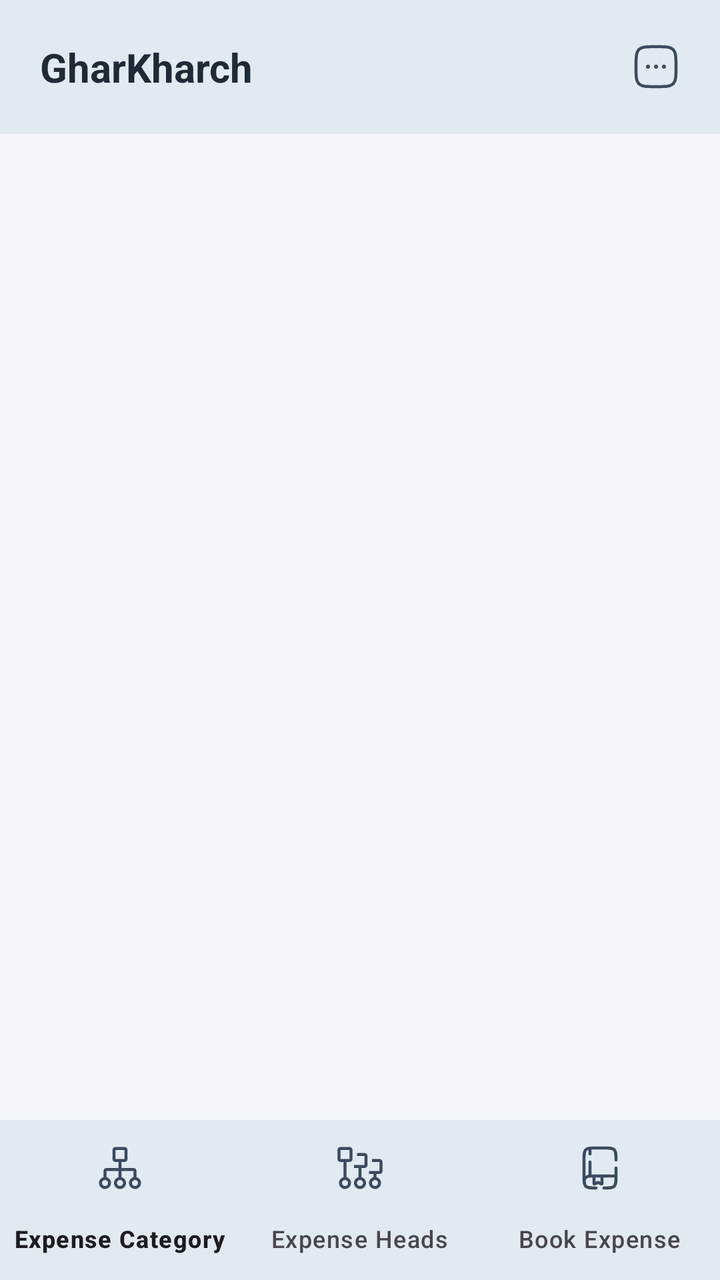
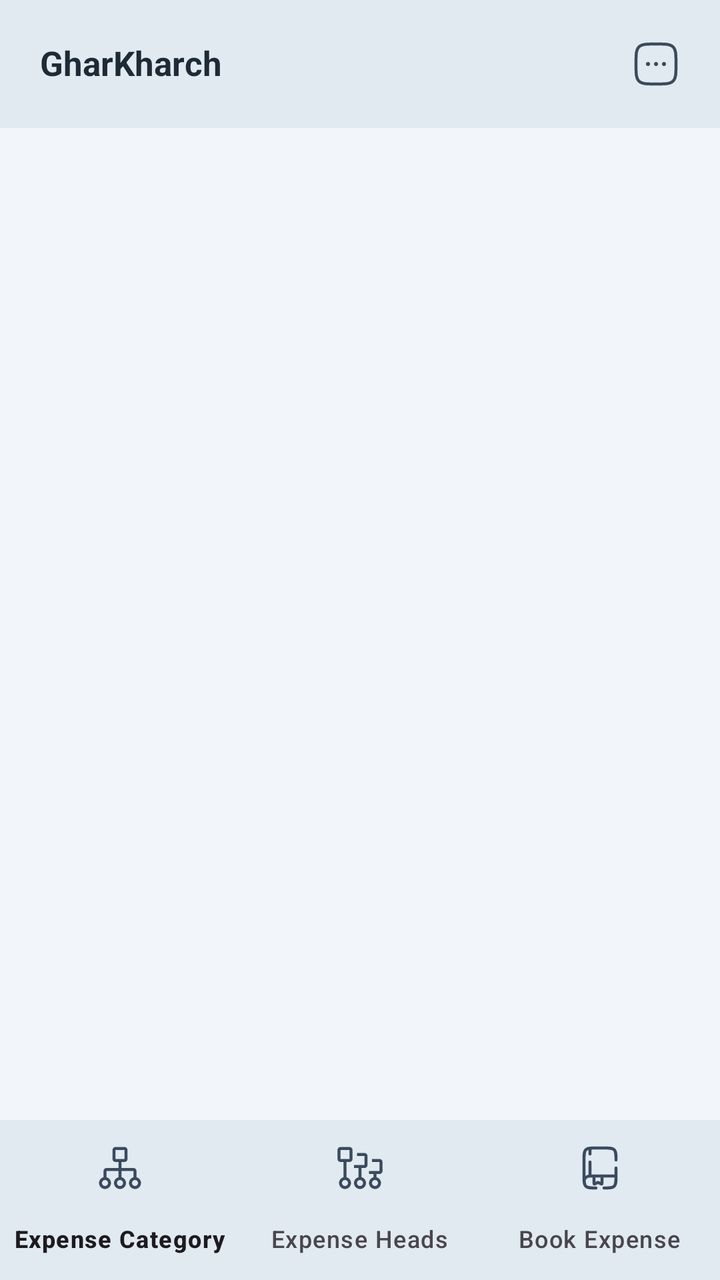

Screens rendered from an Android XML layout before and after an edit, with the pre-edit source and the edit as a unified diff.
<!-- AndroidManifest.xml: application theme Theme.GharKharch -->
<!-- res/layout/activity_main.xml -->
<?xml version="1.0" encoding="utf-8"?>
<androidx.drawerlayout.widget.DrawerLayout xmlns:android="http://schemas.android.com/apk/res/android"
    xmlns:app="http://schemas.android.com/apk/res-auto"
    xmlns:tools="http://schemas.android.com/tools"
    android:id="@+id/landing_page"
    android:layout_width="match_parent"
    android:layout_height="match_parent"
    tools:context=".MainActivity">

    <LinearLayout
        android:id="@+id/content_panel"
        android:layout_width="match_parent"
        android:layout_height="match_parent"
        android:background="@color/backgroundColorVariant"
        android:fitsSystemWindows="true"
        android:orientation="vertical">

        <FrameLayout
            android:layout_width="match_parent"
            android:layout_height="wrap_content"
            android:background="@color/backgroundColorVariant">

            <TextView
                android:id="@+id/page_title"
                android:layout_width="match_parent"
                android:layout_height="wrap_content"
                android:padding="@dimen/padding_xlarge"
                android:text="@string/app_name"
                android:textColor="@color/primaryTextColor"
                android:textSize="@dimen/text_size_heading"
                android:textStyle="bold" />

            <ImageView
                android:id="@+id/menu_button"
                android:layout_width="wrap_content"
                android:layout_height="wrap_content"
                android:layout_gravity="center|end"
                android:importantForAccessibility="no"
                android:padding="@dimen/padding_xlarge"
                android:src="@drawable/menu_icon" />

        </FrameLayout>

        <FrameLayout
            android:id="@+id/fragmentContainer"
            android:layout_width="match_parent"
            android:layout_height="0dp"
            android:layout_weight="1"
            android:background="@color/backgroundColor" />

        <com.google.android.material.bottomnavigation.BottomNavigationView
            android:id="@+id/bottomNavigationView"
            style="@style/bottomNavigationView"
            android:layout_width="match_parent"
            android:layout_height="wrap_content"
            android:background="@color/backgroundColorVariant"
            app:itemActiveIndicatorStyle="@style/bottomNavigationViewIndicator"
            app:menu="@menu/menu_bottom_nav" />

    </LinearLayout>

    <FrameLayout
        android:id="@+id/drawer_panel"
        android:layout_width="300dp"
        android:layout_height="match_parent"
        android:layout_gravity="end">

        <include layout="@layout/drawer_layout" />

    </FrameLayout>

</androidx.drawerlayout.widget.DrawerLayout>
<!-- res/layout/drawer_layout.xml (included above) -->
<?xml version="1.0" encoding="utf-8"?>
<LinearLayout xmlns:android="http://schemas.android.com/apk/res/android"
    xmlns:app="http://schemas.android.com/apk/res-auto"
    android:id="@+id/drawer_layout"
    android:layout_width="match_parent"
    android:layout_height="match_parent"
    android:background="@color/backgroundColorVariant"
    android:fitsSystemWindows="true"
    android:orientation="vertical">

    <FrameLayout
        android:layout_width="match_parent"
        android:layout_height="wrap_content"
        android:background="@color/backgroundColorVariant">

        <TextView
            android:layout_width="match_parent"
            android:layout_height="wrap_content"
            android:background="@color/backgroundColorVariant"
            android:padding="@dimen/padding_xlarge"
            android:text="Settings"
            android:textColor="@color/primaryTextColor"
            android:textSize="@dimen/text_size_heading"
            android:textStyle="bold" />

    </FrameLayout>

    <LinearLayout
        android:layout_width="match_parent"
        android:layout_height="0dp"
        android:layout_weight="1"
        android:background="@color/backgroundColor"
        android:orientation="vertical">

        <TextView
            android:id="@+id/edit_profile"
            android:layout_width="match_parent"
            android:layout_height="wrap_content"
            android:layout_marginHorizontal="@dimen/margin_small"
            android:layout_marginVertical="@dimen/margin_small"
            android:drawablePadding="@dimen/padding_large"
            android:padding="@dimen/padding_large"
            android:text="Edit Profile"
            android:textColor="@color/primaryTextColor"
            android:textSize="@dimen/text_size_large"
            app:drawableStartCompat="@drawable/edit_profile_icon" />


        <TextView
            android:id="@+id/manage_expenses"
            android:layout_width="match_parent"
            android:layout_height="wrap_content"
            android:layout_marginHorizontal="@dimen/margin_small"
            android:layout_marginVertical="@dimen/margin_small"
            android:drawablePadding="@dimen/padding_large"
            android:padding="@dimen/padding_large"
            android:text="Manage Expenses"
            android:textSize="@dimen/text_size_large"
            app:drawableStartCompat="@drawable/manage_expenses_icon" />

        <TextView
            android:id="@+id/analyse_expenses"
            android:layout_width="match_parent"
            android:layout_height="wrap_content"
            android:layout_marginHorizontal="@dimen/margin_small"
            android:layout_marginVertical="@dimen/margin_small"
            android:drawablePadding="@dimen/padding_large"
            android:padding="@dimen/padding_large"
            android:text="Analyse Expenses"
            android:textColor="@color/primaryTextColor"
            android:textSize="@dimen/text_size_large"
            app:drawableStartCompat="@drawable/analyse_icon" />

        <TextView
            android:id="@+id/backup_data"
            android:layout_width="match_parent"
            android:layout_height="wrap_content"
            android:layout_marginHorizontal="@dimen/margin_small"
            android:layout_marginVertical="@dimen/margin_small"
            android:drawablePadding="@dimen/padding_large"
            android:padding="@dimen/padding_large"
            android:text="Backup Your Data"
            android:textColor="@color/primaryTextColor"
            android:textSize="@dimen/text_size_large"
            app:drawableStartCompat="@drawable/backup_icon" />

        <TextView
            android:id="@+id/restore_data"
            android:layout_width="match_parent"
            android:layout_height="wrap_content"
            android:layout_marginHorizontal="@dimen/margin_small"
            android:layout_marginVertical="@dimen/margin_small"
            android:drawablePadding="@dimen/padding_large"
            android:padding="@dimen/padding_large"
            android:text="Restore Your Data"
            android:textColor="@color/primaryTextColor"
            android:textSize="@dimen/text_size_large"
            app:drawableStartCompat="@drawable/restore_icon" />

    </LinearLayout>

</LinearLayout>
<!-- resources referenced by this layout -->
<resources>
  <color name="backgroundColor">#F2F6FA</color>
  <color name="backgroundColorVariant">#E1EAF1</color>
  <color name="primaryTextColor">#1E2A36</color>
  <dimen name="margin_small">5dp</dimen>
  <dimen name="padding_large">15dp</dimen>
  <dimen name="padding_xlarge">20dp</dimen>
  <dimen name="text_size_heading">20sp</dimen>
  <dimen name="text_size_large">17sp</dimen>
  <!-- drawable edit_profile_icon (drawable) -->
  <vector xmlns:android="http://schemas.android.com/apk/res/android"
      android:width="24dp"
      android:height="24dp"
      android:tint="@color/iconColor"
      android:viewportWidth="24"
      android:viewportHeight="24">
  
      <path
          android:fillColor="#000000"
          android:pathData="M2,21L8,21a1,1 0,0 0,0 -2L3.071,19A7.011,7.011 0,0 1,10 13a5.044,5.044 0,1 0,-3.377 -1.337A9.01,9.01 0,0 0,1 20,1 1,0 0,0 2,21ZM10,5A3,3 0,1 1,7 8,3 3,0 0,1 10,5ZM20.207,9.293a1,1 0,0 0,-1.414 0l-6.25,6.25a1.011,1.011 0,0 0,-0.241 0.391l-1.25,3.75A1,1 0,0 0,12 21a1.014,1.014 0,0 0,0.316 -0.051l3.75,-1.25a1,1 0,0 0,0.391 -0.242l6.25,-6.25a1,1 0,0 0,0 -1.414ZM15.207,17.876 L13.578,18.419 14.121,16.79L19.5,11.414 20.586,12.5Z" />
  
  </vector>
  <!-- drawable manage_expenses_icon (drawable) -->
  <vector xmlns:android="http://schemas.android.com/apk/res/android"
      android:width="24dp"
      android:height="24dp"
      android:tint="@color/iconColor"
      android:viewportWidth="48"
      android:viewportHeight="48">
  
      <path
          android:fillColor="#00000000"
          android:pathData="m41.68,13h-16.91c-2,-0.1 -5.93,-4.23 -8.19,-4.23H6.68c-1.204,-0 -2.18,0.975 -2.181,2.179 0,0.017 0,0.034 0.001,0.051h0v7.29h39v-3.42c0.022,-1.01 -0.779,-1.847 -1.789,-1.87 -0.01,-0 -0.02,-0 -0.031,-0Z"
          android:strokeWidth="1.9200000000000004"
          android:strokeColor="#000000"
          android:strokeLineCap="round"
          android:strokeLineJoin="round" />
  
      <path
          android:fillColor="#00000000"
          android:pathData="m4.5,18.28v18.72c-0.011,1.204 0.956,2.189 2.16,2.2 0.003,0 0.007,0 0.01,0h34.65c1.204,0 2.18,-0.976 2.18,-2.18 0,-0.007 0,-0.013 0,-0.02h0v-18.72"
          android:strokeWidth="1.9200000000000004"
          android:strokeColor="#000000"
          android:strokeLineCap="round"
          android:strokeLineJoin="round" />
  
      <path
          android:fillColor="#00000000"
          android:pathData="m31.274,22.754h2.429c2.221,0 4.022,1.805 4.022,4.031s-1.801,4.031 -4.022,4.031l4.022,3.938"
          android:strokeWidth="1.9200000000000004"
          android:strokeColor="#000000"
          android:strokeLineCap="round"
          android:strokeLineJoin="round" />
  
      <path
          android:fillColor="#00000000"
          android:pathData="M33.703,22.754L39.226,22.754"
          android:strokeWidth="1.9200000000000004"
          android:strokeColor="#000000"
          android:strokeLineCap="round"
          android:strokeLineJoin="round" />
  
      <path
          android:fillColor="#00000000"
          android:pathData="M31.274,26.805L39.226,26.805"
          android:strokeWidth="1.9200000000000004"
          android:strokeColor="#000000"
          android:strokeLineCap="round"
          android:strokeLineJoin="round" />
  
  </vector>
  <string name="app_name">GharKharch</string>
  <color name="iconColor">#3B4A5E</color>
  <color name="secondaryColor">#8CA6C1</color>
  <color name="lGrey">#616161</color>
  <!-- unchanged entries left out for length: 9 -->
</resources>

<!-- the commit's change to res/layout/activity_main.xml (unified diff, before → after) -->
@@ -27,7 +27,7 @@
                 android:padding="@dimen/padding_xlarge"
                 android:text="@string/app_name"
                 android:textColor="@color/primaryTextColor"
-                android:textSize="@dimen/text_size_heading"
+                android:textSize="@dimen/text_size_large"
                 android:textStyle="bold" />
 
             <ImageView
@@ -77,46 +77,37 @@
     android:id="@+id/drawer_layout"
     android:layout_width="match_parent"
     android:layout_height="match_parent"
-    android:background="@color/backgroundColorVariant"
+    android:background="@color/backgroundColor"
     android:fitsSystemWindows="true"
     android:orientation="vertical">
 
-    <FrameLayout
+    <TextView
         android:layout_width="match_parent"
         android:layout_height="wrap_content"
-        android:background="@color/backgroundColorVariant">
-
-        <TextView
-            android:layout_width="match_parent"
-            android:layout_height="wrap_content"
-            android:background="@color/backgroundColorVariant"
-            android:padding="@dimen/padding_xlarge"
-            android:text="Settings"
-            android:textColor="@color/primaryTextColor"
-            android:textSize="@dimen/text_size_heading"
-            android:textStyle="bold" />
-
-    </FrameLayout>
+        android:padding="@dimen/padding_xlarge"
+        android:text="Settings"
+        android:textColor="@color/primaryTextColor"
+        android:textSize="@dimen/text_size_large"
+        android:textStyle="bold" />
 
     <LinearLayout
         android:layout_width="match_parent"
         android:layout_height="0dp"
         android:layout_weight="1"
-        android:background="@color/backgroundColor"
         android:orientation="vertical">
 
         <TextView
-            android:id="@+id/edit_profile"
+            android:id="@+id/profile"
             android:layout_width="match_parent"
             android:layout_height="wrap_content"
             android:layout_marginHorizontal="@dimen/margin_small"
             android:layout_marginVertical="@dimen/margin_small"
             android:drawablePadding="@dimen/padding_large"
             android:padding="@dimen/padding_large"
-            android:text="Edit Profile"
+            android:text="Profile"
             android:textColor="@color/primaryTextColor"
-            android:textSize="@dimen/text_size_large"
-            app:drawableStartCompat="@drawable/edit_profile_icon" />
+            android:textSize="@dimen/text_size_medium"
+            app:drawableStartCompat="@drawable/profile_icon" />
 
 
         <TextView
@@ -128,7 +119,7 @@
             android:drawablePadding="@dimen/padding_large"
             android:padding="@dimen/padding_large"
             android:text="Manage Expenses"
-            android:textSize="@dimen/text_size_large"
+            android:textSize="@dimen/text_size_medium"
             app:drawableStartCompat="@drawable/manage_expenses_icon" />
 
         <TextView
@@ -141,7 +132,7 @@
             android:padding="@dimen/padding_large"
             android:text="Analyse Expenses"
             android:textColor="@color/primaryTextColor"
-            android:textSize="@dimen/text_size_large"
+            android:textSize="@dimen/text_size_medium"
             app:drawableStartCompat="@drawable/analyse_icon" />
 
         <TextView
@@ -154,7 +145,7 @@
             android:padding="@dimen/padding_large"
             android:text="Backup Your Data"
             android:textColor="@color/primaryTextColor"
-            android:textSize="@dimen/text_size_large"
+            android:textSize="@dimen/text_size_medium"
             app:drawableStartCompat="@drawable/backup_icon" />
 
         <TextView
@@ -167,7 +158,7 @@
             android:padding="@dimen/padding_large"
             android:text="Restore Your Data"
             android:textColor="@color/primaryTextColor"
-            android:textSize="@dimen/text_size_large"
+            android:textSize="@dimen/text_size_medium"
             app:drawableStartCompat="@drawable/restore_icon" />
 
     </LinearLayout>
<!-- resource entries referenced after the edit -->
@@ -6,21 +6,8 @@
   <dimen name="margin_small">5dp</dimen>
   <dimen name="padding_large">15dp</dimen>
   <dimen name="padding_xlarge">20dp</dimen>
-  <dimen name="text_size_heading">20sp</dimen>
   <dimen name="text_size_large">17sp</dimen>
-  <!-- drawable edit_profile_icon (drawable) -->
-  <vector xmlns:android="http://schemas.android.com/apk/res/android"
-      android:width="24dp"
-      android:height="24dp"
-      android:tint="@color/iconColor"
-      android:viewportWidth="24"
-      android:viewportHeight="24">
-  
-      <path
-          android:fillColor="#000000"
-          android:pathData="M2,21L8,21a1,1 0,0 0,0 -2L3.071,19A7.011,7.011 0,0 1,10 13a5.044,5.044 0,1 0,-3.377 -1.337A9.01,9.01 0,0 0,1 20,1 1,0 0,0 2,21ZM10,5A3,3 0,1 1,7 8,3 3,0 0,1 10,5ZM20.207,9.293a1,1 0,0 0,-1.414 0l-6.25,6.25a1.011,1.011 0,0 0,-0.241 0.391l-1.25,3.75A1,1 0,0 0,12 21a1.014,1.014 0,0 0,0.316 -0.051l3.75,-1.25a1,1 0,0 0,0.391 -0.242l6.25,-6.25a1,1 0,0 0,0 -1.414ZM15.207,17.876 L13.578,18.419 14.121,16.79L19.5,11.414 20.586,12.5Z" />
-  
-  </vector>
+  <dimen name="text_size_medium">15sp</dimen>
   <!-- drawable manage_expenses_icon (drawable) -->
   <vector xmlns:android="http://schemas.android.com/apk/res/android"
       android:width="24dp"
@@ -32,7 +19,7 @@
       <path
           android:fillColor="#00000000"
           android:pathData="m41.68,13h-16.91c-2,-0.1 -5.93,-4.23 -8.19,-4.23H6.68c-1.204,-0 -2.18,0.975 -2.181,2.179 0,0.017 0,0.034 0.001,0.051h0v7.29h39v-3.42c0.022,-1.01 -0.779,-1.847 -1.789,-1.87 -0.01,-0 -0.02,-0 -0.031,-0Z"
-          android:strokeWidth="1.9200000000000004"
+          android:strokeWidth="1.6799999999999997"
           android:strokeColor="#000000"
           android:strokeLineCap="round"
           android:strokeLineJoin="round" />
@@ -40,7 +27,7 @@
       <path
           android:fillColor="#00000000"
           android:pathData="m4.5,18.28v18.72c-0.011,1.204 0.956,2.189 2.16,2.2 0.003,0 0.007,0 0.01,0h34.65c1.204,0 2.18,-0.976 2.18,-2.18 0,-0.007 0,-0.013 0,-0.02h0v-18.72"
-          android:strokeWidth="1.9200000000000004"
+          android:strokeWidth="1.6799999999999997"
           android:strokeColor="#000000"
           android:strokeLineCap="round"
           android:strokeLineJoin="round" />
@@ -48,7 +35,7 @@
       <path
           android:fillColor="#00000000"
           android:pathData="m31.274,22.754h2.429c2.221,0 4.022,1.805 4.022,4.031s-1.801,4.031 -4.022,4.031l4.022,3.938"
-          android:strokeWidth="1.9200000000000004"
+          android:strokeWidth="1.6799999999999997"
           android:strokeColor="#000000"
           android:strokeLineCap="round"
           android:strokeLineJoin="round" />
@@ -56,7 +43,7 @@
       <path
           android:fillColor="#00000000"
           android:pathData="M33.703,22.754L39.226,22.754"
-          android:strokeWidth="1.9200000000000004"
+          android:strokeWidth="1.6799999999999997"
           android:strokeColor="#000000"
           android:strokeLineCap="round"
           android:strokeLineJoin="round" />
@@ -64,8 +51,41 @@
       <path
           android:fillColor="#00000000"
           android:pathData="M31.274,26.805L39.226,26.805"
-          android:strokeWidth="1.9200000000000004"
+          android:strokeWidth="1.6799999999999997"
           android:strokeColor="#000000"
+          android:strokeLineCap="round"
+          android:strokeLineJoin="round" />
+  
+  </vector>
+  <!-- drawable profile_icon (drawable) -->
+  <vector xmlns:android="http://schemas.android.com/apk/res/android"
+      android:width="26dp"
+      android:height="26dp"
+      android:tint="@color/iconColor"
+      android:viewportWidth="24"
+      android:viewportHeight="24">
+  
+      <path
+          android:fillColor="#00000000"
+          android:pathData="M12.12,12.78C12.05,12.77 11.96,12.77 11.88,12.78C10.12,12.72 8.72,11.28 8.72,9.51C8.72,7.7 10.18,6.23 12,6.23C13.81,6.23 15.28,7.7 15.28,9.51C15.27,11.28 13.88,12.72 12.12,12.78Z"
+          android:strokeWidth="1.5"
+          android:strokeColor="#292D32"
+          android:strokeLineCap="round"
+          android:strokeLineJoin="round" />
+  
+      <path
+          android:fillColor="#00000000"
+          android:pathData="M18.74,19.38C16.96,21.01 14.6,22 12,22C9.4,22 7.04,21.01 5.26,19.38C5.36,18.44 5.96,17.52 7.03,16.8C9.77,14.98 14.25,14.98 16.97,16.8C18.04,17.52 18.64,18.44 18.74,19.38Z"
+          android:strokeWidth="1.5"
+          android:strokeColor="#292D32"
+          android:strokeLineCap="round"
+          android:strokeLineJoin="round" />
+  
+      <path
+          android:fillColor="#00000000"
+          android:pathData="M12,22C17.523,22 22,17.523 22,12C22,6.477 17.523,2 12,2C6.477,2 2,6.477 2,12C2,17.523 6.477,22 12,22Z"
+          android:strokeWidth="1.5"
+          android:strokeColor="#292D32"
           android:strokeLineCap="round"
           android:strokeLineJoin="round" />
   
